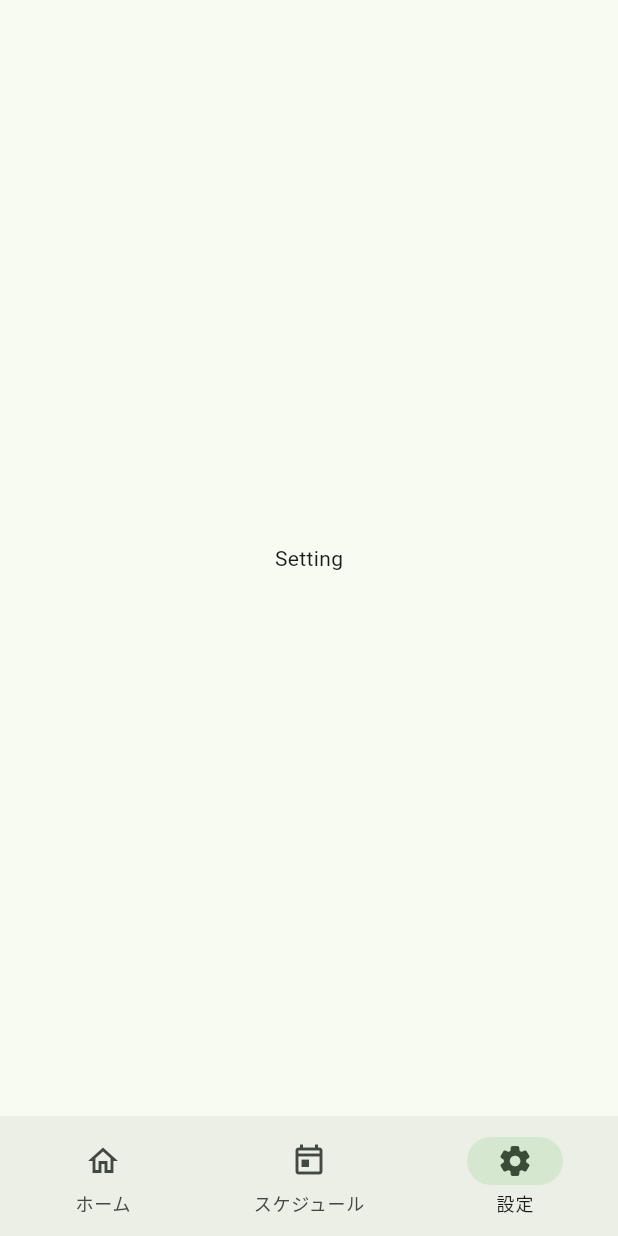
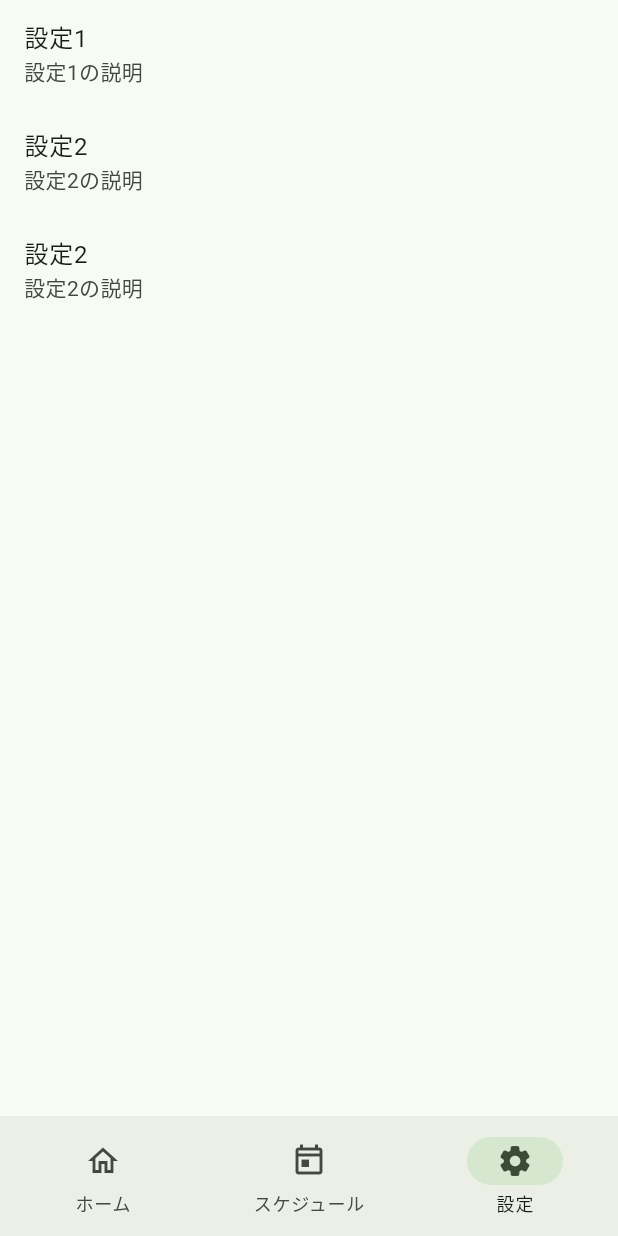
Before and after one commit to yuru-fuwa/maiporarisu, a Flutter app: the screen it shows after launch, item 3 of the bottom bar chosen, on a phone screen of 412 x 824 dp. Run offline on Flutter 3.47's test engine with Material 2 defaults, Android fonts, the phone set to English and light mode, and no system bars; our stand-ins replace flutter_dotenv, flutter_hooks, freezed_annotation, geolocator, get, google_maps_flutter and 1 more.

Commit message:
add: 仮のitemをリスト表示させました

```diff
--- a/lib/ui/screens/setting_screen/setting_screen.dart
+++ b/lib/ui/screens/setting_screen/setting_screen.dart
@@ -1,13 +1,34 @@
 import 'package:flutter/material.dart';
 
 class SettingScreen extends StatelessWidget {
-  const SettingScreen({super.key});
+  const SettingScreen({Key? key}) : super(key: key);
 
   @override
   Widget build(BuildContext context) {
-    return const Scaffold(
-      body: Center(
-        child: Text('Setting'),
+    final List<Map<String, String>> items = [
+      {
+        'title': '設定1',
+        'text': '設定1の説明',
+      },
+      {
+        'title': '設定2',
+        'text': '設定2の説明',
+      },
+      {
+        'title': '設定2',
+        'text': '設定2の説明',
+      },
+    ];
+
+    return Scaffold(
+      body: ListView.builder(
+        itemCount: items.length,
+        itemBuilder: (context, index) {
+          return ListTile(
+            title: Text(items[index]['title']!),
+            subtitle: Text(items[index]['text']!),
+          );
+        },
       ),
     );
   }
```
